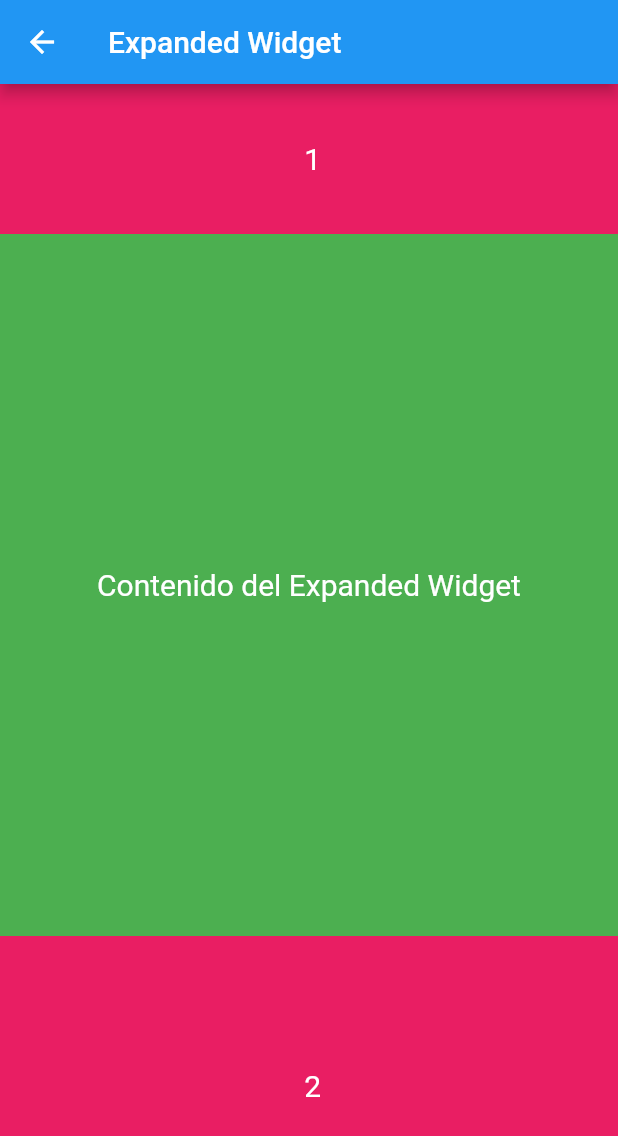
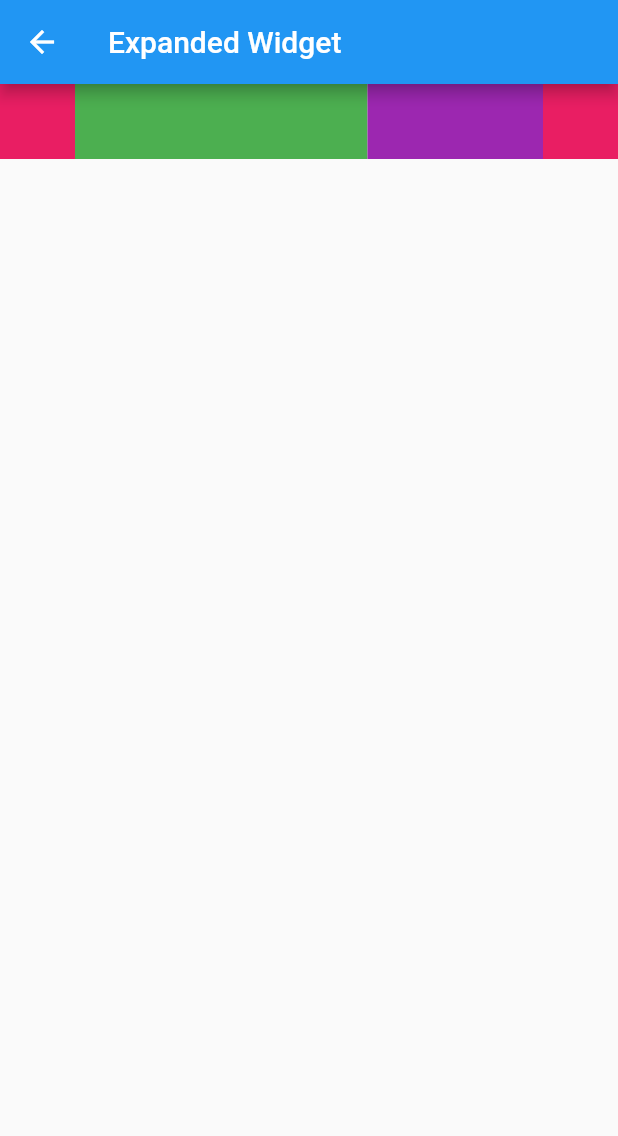
Before and after one commit to Roxana-Rm/tema_expo, a Flutter app: the ExpandedWidget screen opened directly, on a phone screen of 412 x 824 dp. Shown: the top 1136 px of the screen. Run offline on Flutter 3.47's test engine with Material 2 defaults, Android fonts, the phone set to English and light mode, and no system bars.

Commit message:
subida del widget Expanded

```diff
--- a/lib/main.dart
+++ b/lib/main.dart
@@ -95,6 +95,7 @@ class SafeAreaWidget extends StatelessWidget {
   @override
   Widget build(BuildContext context) {
     return Scaffold(
+      appBar: AppBar(),
       body: SafeArea(
         child: ListView(
             children: List.generate(
@@ -112,47 +113,30 @@ class ExpandedWidget extends StatelessWidget {
   @override
   Widget build(BuildContext context) {
     return Scaffold(
-      appBar: AppBar(
-        title: Text('Expanded Widget'),
-      ),
-      body: Column(
-        children: [
-          Container(
-            color: Colors.pink,
-            height: 100,
-            width: double.infinity,
-            child: Center(
-              child: Text(
-                ' 1',
-                style: TextStyle(color: Colors.white, fontSize: 20),
-              ),
-            ),
-          ),
-          Expanded(
-            child: Container(
-              color: Colors.green,
-              child: Center(
-                child: Text(
-                  'Contenido del Expanded Widget',
-                  style: TextStyle(color: Colors.white, fontSize: 20),
-                ),
-              ),
-            ),
-          ),
-          Container(
-            color: Colors.pink,
-            height: 200,
-            width: double.infinity,
-            child: Center(
-              child: Text(
-                ' 2',
-                style: TextStyle(color: Colors.white, fontSize: 20),
-              ),
-            ),
-          ),
-        ],
-      ),
-    );
+        appBar: AppBar(
+          title: Text('Expanded Widget'),
+        ),
+        body: Row(
+          children: <Widget>[
+            Cuadrado(Colors.pink),
+            Expanded(flex: 5, child: Cuadrado(Colors.green)),
+            Expanded(flex: 3, child: Cuadrado(Colors.purple)),
+            Cuadrado(Colors.pink),
+          ],
+        ));
+  }
+}
+
+class Cuadrado extends StatelessWidget {
+  final Color color;
+  Cuadrado(this.color);
+
+  @override
+  Widget build(BuildContext context) {
+    return Container(
+        width: 50.0,
+        height: 50.0,
+        decoration: BoxDecoration(color: this.color));
   }
 }
 
```
Also changed, not shown: lib/pages/menu.dart (deleted), lib/pages/safearea.dart (deleted).
